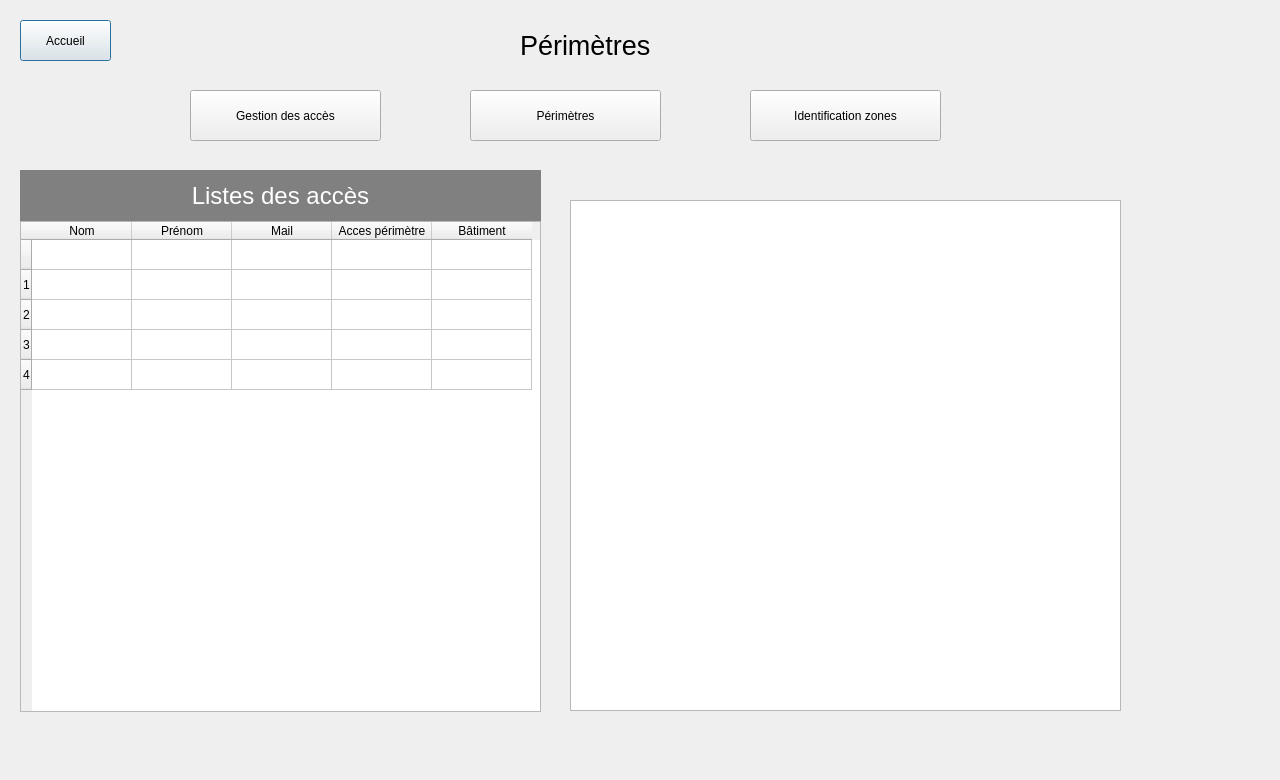
First picture: the form in Projet_Ajour/perimetres.ui, repository simzrch/Projet_Entremont, before the edit.
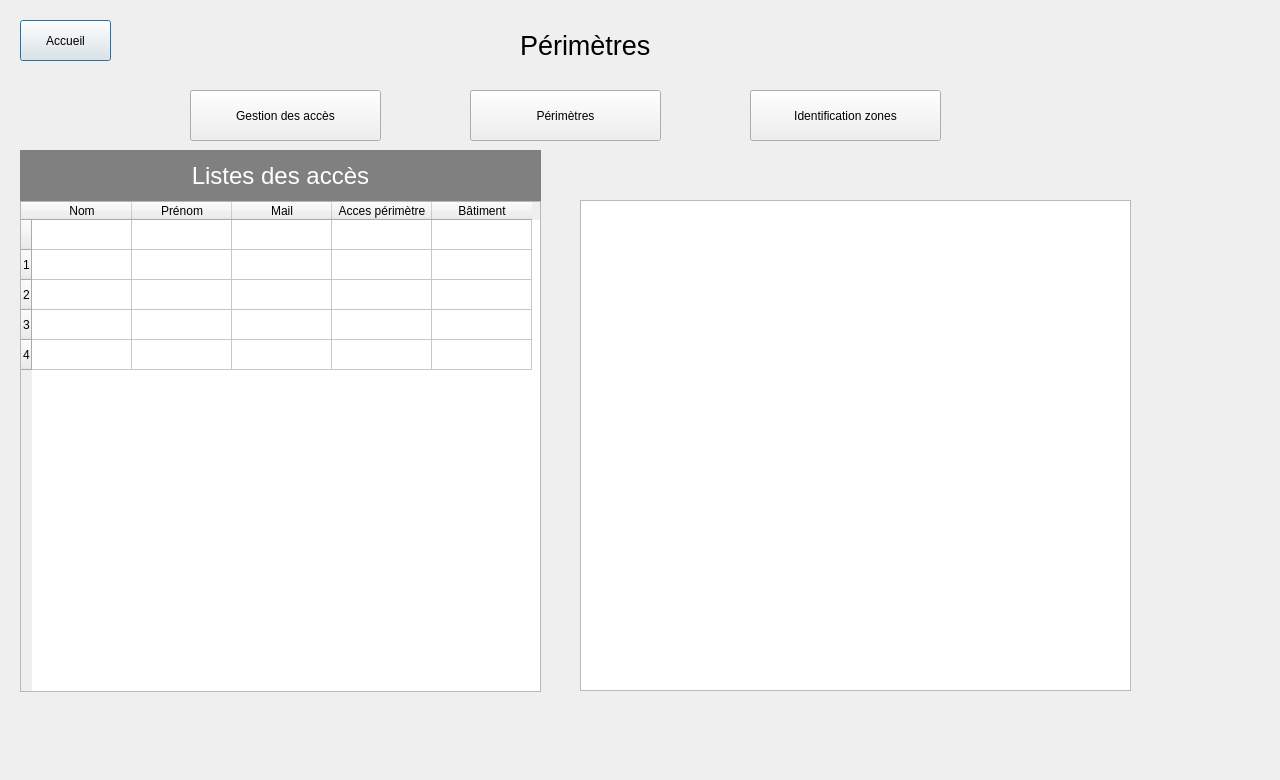
Second picture: the form after the edit.

Commit message: modification des interfaces gestion/perimetre/zones

```diff
--- a/Projet_Ajour/perimetres.ui
+++ b/Projet_Ajour/perimetres.ui
@@ -68,10 +68,10 @@
   <widget class="QListView" name="listView_3">
    <property name="geometry">
     <rect>
-     <x>570</x>
+     <x>580</x>
      <y>200</y>
      <width>551</width>
-     <height>511</height>
+     <height>491</height>
     </rect>
    </property>
   </widget>
@@ -97,7 +97,7 @@
    <property name="geometry">
     <rect>
      <x>20</x>
-     <y>221</y>
+     <y>201</y>
      <width>521</width>
      <height>491</height>
     </rect>
@@ -157,7 +157,7 @@
    <property name="geometry">
     <rect>
      <x>20</x>
-     <y>170</y>
+     <y>150</y>
      <width>521</width>
      <height>51</height>
     </rect>
```
The commit also changes 2 other files.
